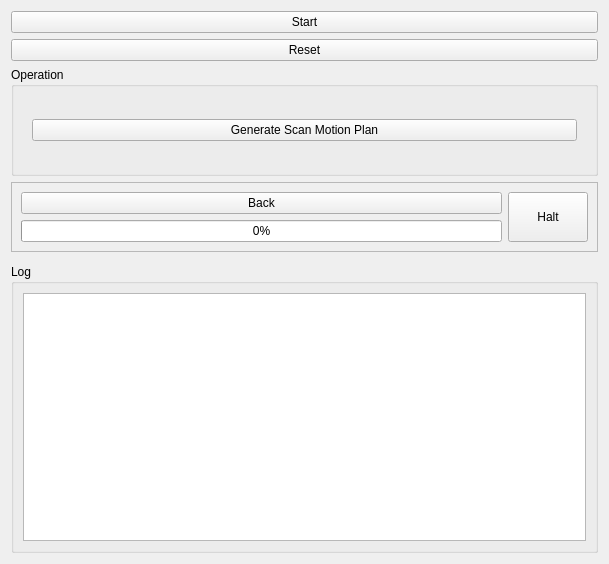
Qt form snp_application/src/snp_widget.ui (ros-industrial-consortium/scan_n_plan_workshop) before a commit.
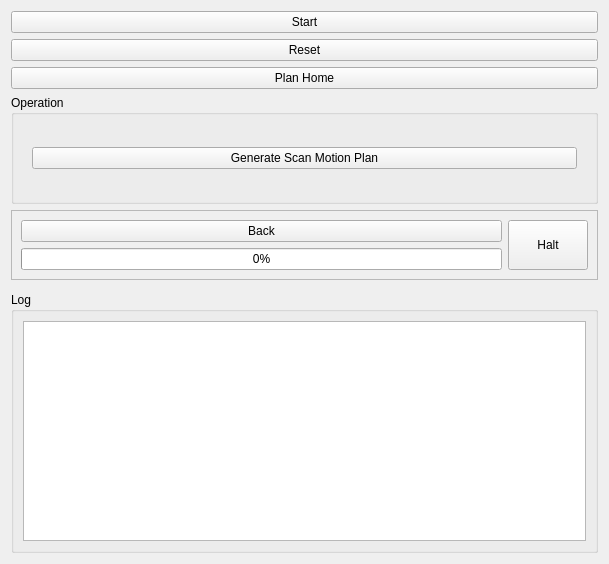
The same form after that commit.

Commit message: Add Go Home button

Patch:
```diff
--- a/snp_application/src/snp_widget.ui
+++ b/snp_application/src/snp_widget.ui
@@ -28,6 +28,13 @@
      </property>
     </widget>
    </item>
+   <item>
+    <widget class="QPushButton" name="push_button_home">
+     <property name="text">
+      <string>Plan Home</string>
+     </property>
+    </widget>
+   </item>
    <item>
     <widget class="QGroupBox" name="group_box_operation">
      <property name="sizePolicy">
@@ -199,7 +206,7 @@
         </property>
         <property name="html">
          <string>&lt;!DOCTYPE HTML PUBLIC &quot;-//W3C//DTD HTML 4.0//EN&quot; &quot;http://www.w3.org/TR/REC-html40/strict.dtd&quot;&gt;
-&lt;html&gt;&lt;head&gt;&lt;meta name=&quot;qrichtext&quot; content=&quot;1&quot; /&gt;&lt;meta charset=&quot;utf-8&quot; /&gt;&lt;style type=&quot;text/css&quot;&gt;
+&lt;html&gt;&lt;head&gt;&lt;meta name=&quot;qrichtext&quot; content=&quot;1&quot; /&gt;&lt;style type=&quot;text/css&quot;&gt;
 p, li { white-space: pre-wrap; }
 &lt;/style&gt;&lt;/head&gt;&lt;body style=&quot; font-family:'Sans Serif'; font-size:9pt; font-weight:400; font-style:normal;&quot;&gt;
 &lt;p style=&quot;-qt-paragraph-type:empty; margin-top:0px; margin-bottom:0px; margin-left:0px; margin-right:0px; -qt-block-indent:0; text-indent:0px;&quot;&gt;&lt;br /&gt;&lt;/p&gt;&lt;/body&gt;&lt;/html&gt;</string>
```
The commit also changes 2 other files.
